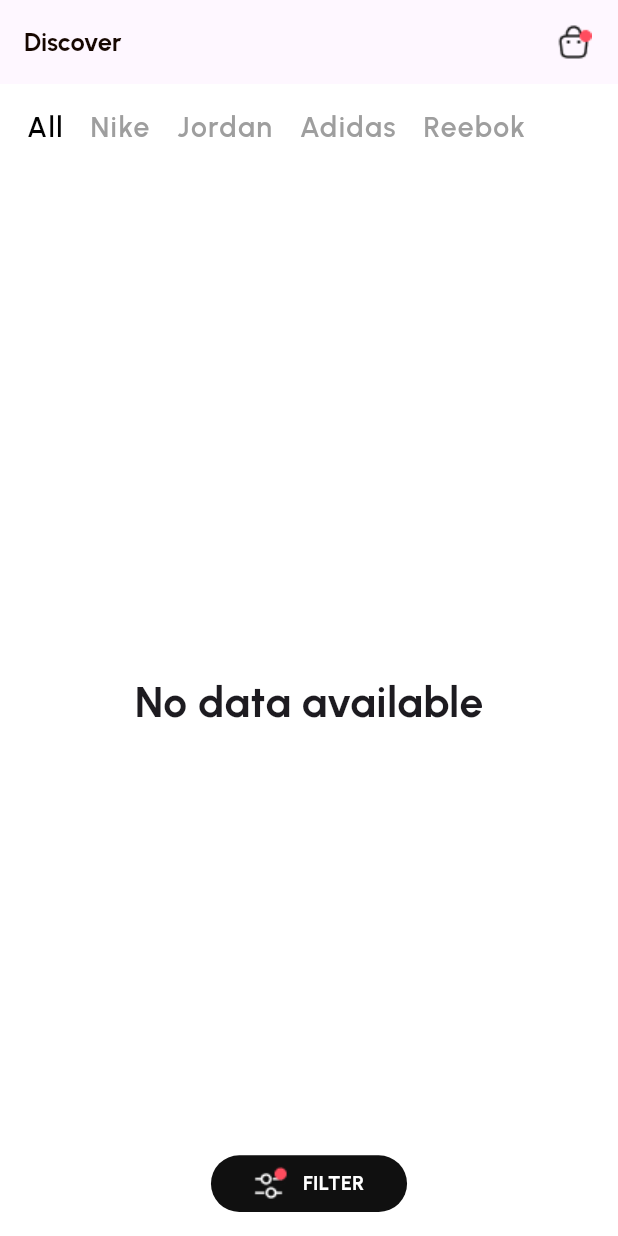
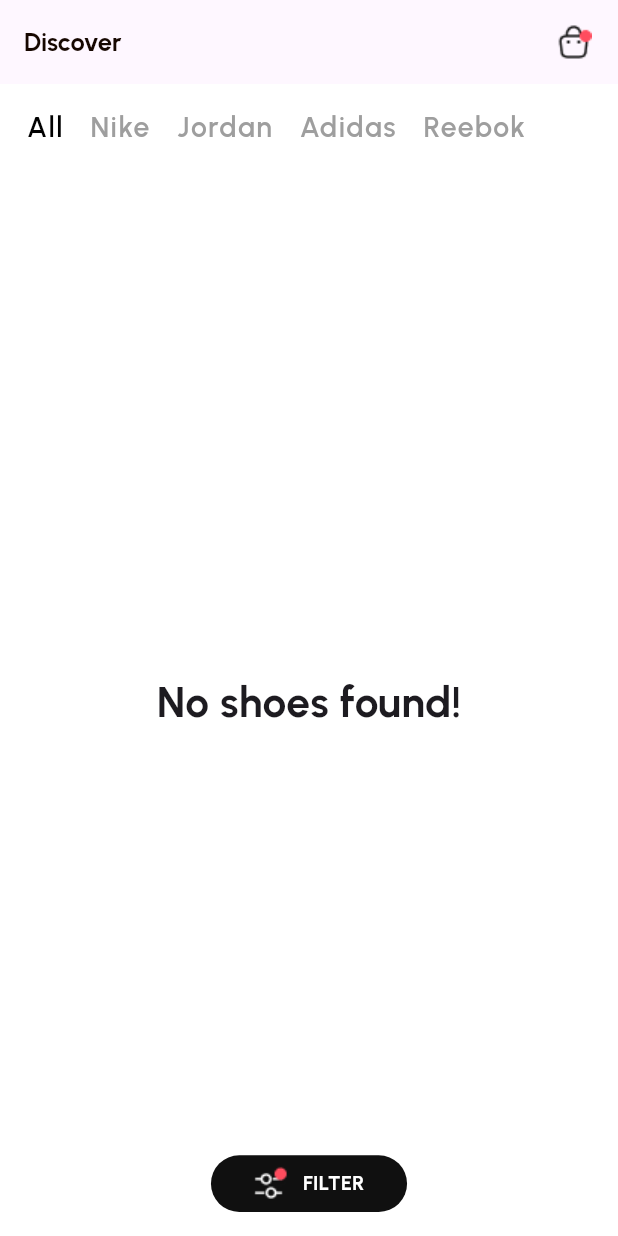
Before and after one commit to nmustakim/shoe-commerce24, a Flutter app: the screen it shows after launch, on a phone screen of 412 x 824 dp. Run offline on Flutter 3.47's test engine with Material 3 defaults, Android fonts, the phone set to English and light mode, and no system bars; our stand-ins replace cloud_firestore, firebase_core, flutter_screenutil, fluttertoast, google_fonts; accounts and stored records are empty.

Commit message:
circular indicator centered, epty data handled

```diff
--- a/lib/screens/discover_shoes/discover_shoes.dart
+++ b/lib/screens/discover_shoes/discover_shoes.dart
@@ -65,19 +65,22 @@ class DiscoverShoesState extends State<DiscoverShoes> {
               _verticalSpacing(16),
               _buildCategoryRow(shoesProvider),
               _verticalSpacing(16),
-
               Expanded(
-                child:               shoesProvider.isLoading?const Center(child: CircularProgressIndicator(),):
-                shoesProvider.shoes.isEmpty
+                child: shoesProvider.isLoading
+                    ? const Center(
+                        child: CircularProgressIndicator(),
+                      )
+                    : shoesProvider.shoes.isEmpty
                         ? Center(
                             child: Text(
-                    'No data available',
+                              'No shoes found!',
                               style: headlineW700F30,
                             ),
                           )
-                    :  GridView.builder(
+                        : GridView.builder(
                             controller: _scrollController,
-                  gridDelegate: const SliverGridDelegateWithFixedCrossAxisCount(
+                            gridDelegate:
+                                const SliverGridDelegateWithFixedCrossAxisCount(
                               crossAxisCount: 2,
                               childAspectRatio: 0.7111111111,
                             ),
```
Lines whose indentation alone changed are shown as unchanged.
